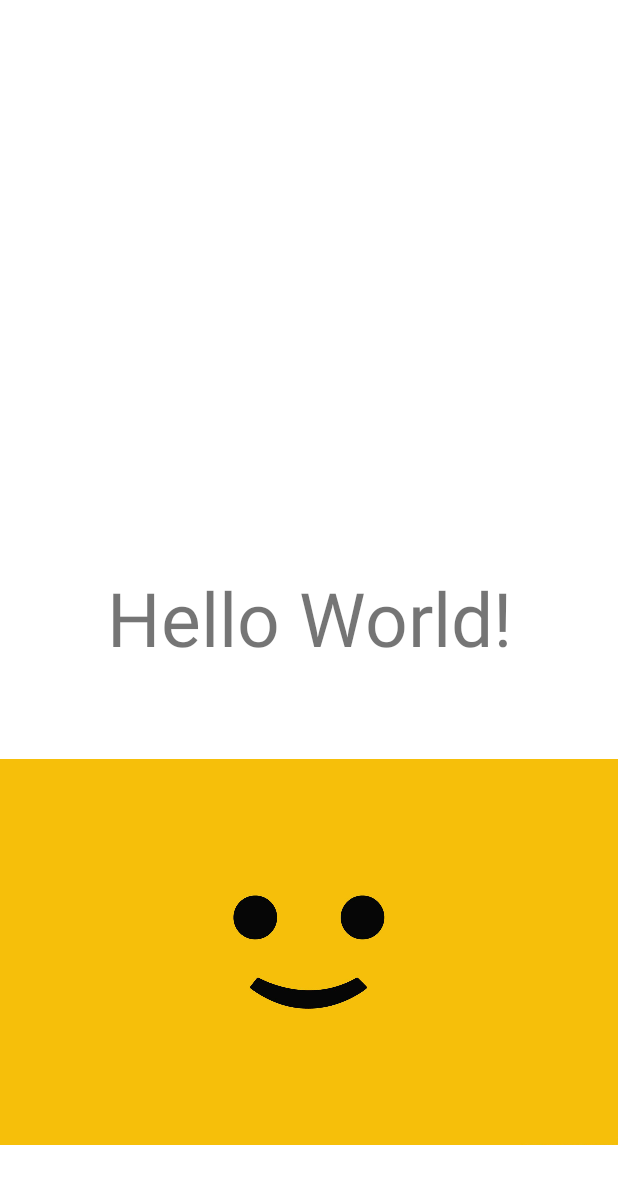
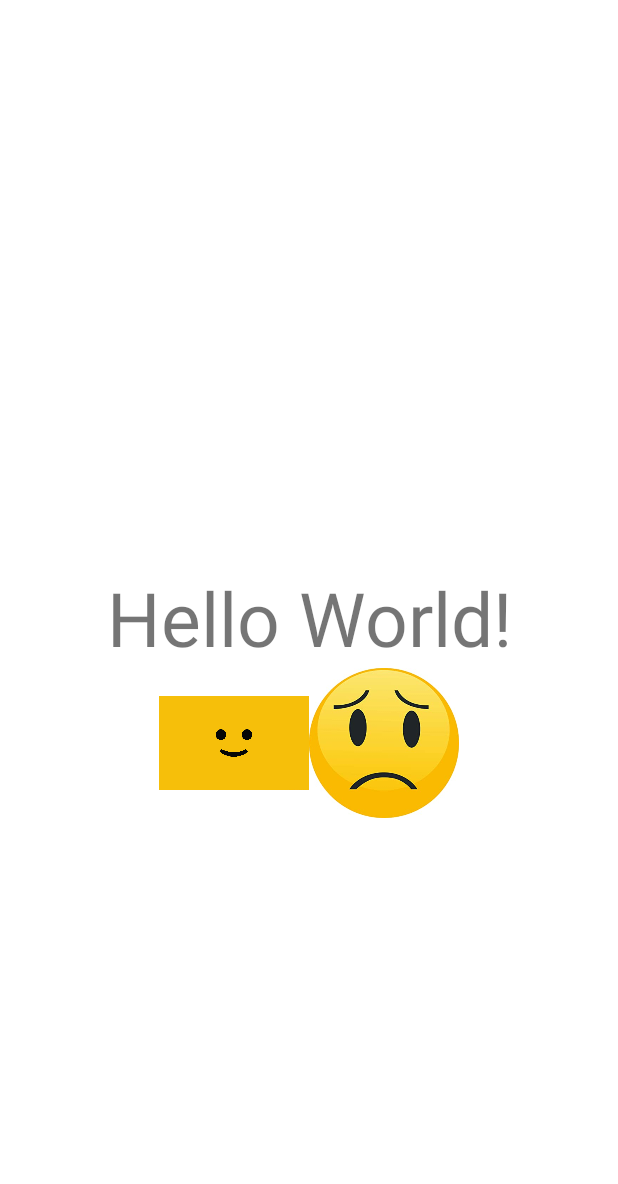
Before and after one commit to eun1310434/android_study, an Android app: the layout activity_main.xml on its own in the app's theme, with its tools: preview values and no code run, on a phone screen of 412 x 824 dp. Shown: the top 1184 px of the screen. Run offline under Robolectric (Android 15) with nearby library versions, the phone set to English and light mode, and no system bars.

Commit message:
fixed  a bug

```diff
--- a/app/src/main/java/com/companyname/myapplication/MainActivity.kt
+++ b/app/src/main/java/com/companyname/myapplication/MainActivity.kt
@@ -1,10 +1,9 @@
-package com.example.myapplication
+package com.companyname.myapplication
 
 import androidx.appcompat.app.AppCompatActivity
 import android.os.Bundle
 import android.widget.ImageView
 import android.widget.TextView
-import com.companyname.myapplication.R
 
 class MainActivity : AppCompatActivity() {
     override fun onCreate(savedInstanceState: Bundle?) {
@@ -27,4 +26,5 @@ class MainActivity : AppCompatActivity() {
             test.setText("sad")
         }
     }
+
 }
--- a/app/src/main/res/layout/activity_main.xml
+++ b/app/src/main/res/layout/activity_main.xml
@@ -23,14 +23,14 @@
         android:layout_below="@+id/test">
         <ImageView
             android:id="@+id/smile"
-            android:layout_width="wrap_content"
-            android:layout_height="wrap_content"
+            android:layout_width="100dp"
+            android:layout_height="100dp"
             android:src="@drawable/smile"
             android:text="Hello World!"/>
         <ImageView
             android:id="@+id/sad"
-            android:layout_width="wrap_content"
-            android:layout_height="wrap_content"
+            android:layout_width="100dp"
+            android:layout_height="100dp"
             android:src="@drawable/sad"
             android:text="Hello World!"/>
     </LinearLayout>
```
